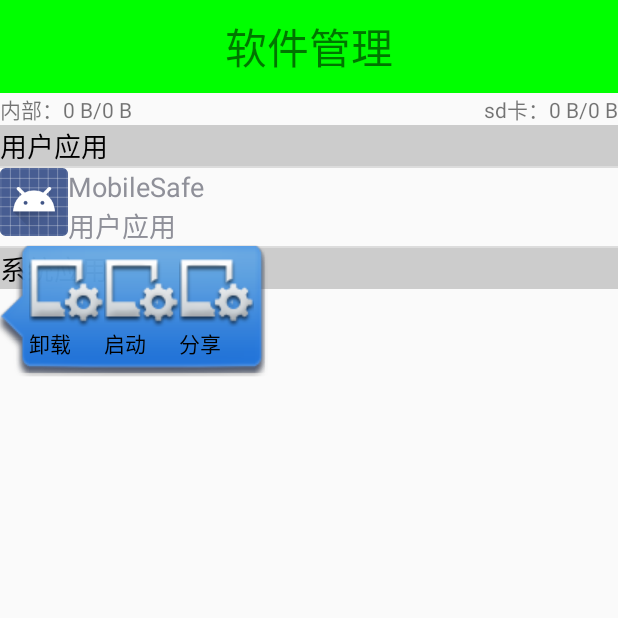
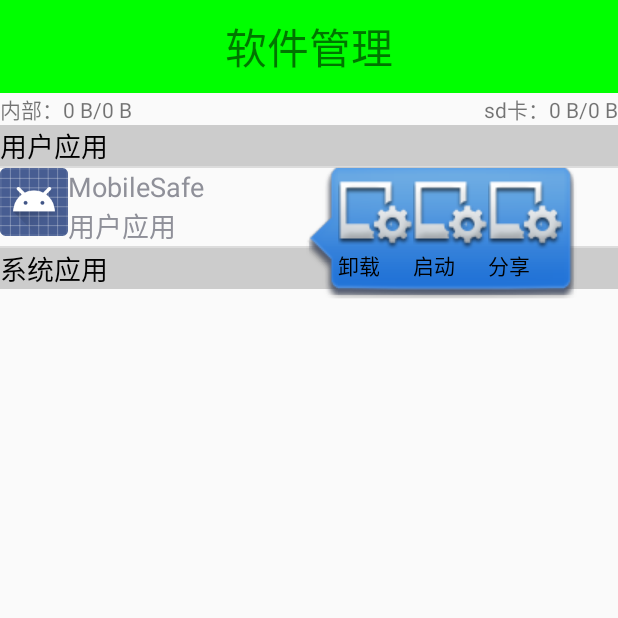
Before and after one commit to trayvon2017/mobileSafe, an Android app: the AppManageActivity screen opened directly, with no data from a screen before it, after a tap on "MobileSafe", on a phone screen of 412 x 824 dp, the top half of it. Run offline under Robolectric (Android 15) with nearby library versions, the phone set to English and light mode, and no system bars.

Commit message:
doing popupWindow

```diff
--- a/app/src/main/java/com/example/dengdeng/mobilesafe/activity/AppManageActivity.java
+++ b/app/src/main/java/com/example/dengdeng/mobilesafe/activity/AppManageActivity.java
@@ -15,6 +15,7 @@ import android.widget.LinearLayout;
 import android.widget.ListAdapter;
 import android.widget.ListView;
 import android.widget.PopupWindow;
+import android.widget.Switch;
 import android.widget.TextView;
 
 import com.example.dengdeng.mobilesafe.R;
@@ -25,7 +26,7 @@ import com.example.dengdeng.mobilesafe.utils.MemUtils;
 import java.util.ArrayList;
 import java.util.List;
 
-public class AppManageActivity extends AppCompatActivity {
+public class AppManageActivity extends AppCompatActivity implements View.OnClickListener{
 
     private List<AppInfo> userApps = new ArrayList<AppInfo>();
     private List<AppInfo> sysApps = new ArrayList<AppInfo>();
@@ -35,6 +36,7 @@ public class AppManageActivity extends AppCompatActivity {
     private Context mContext;
     private MyAppAdapter mAppAdapter;
     private TextView mTv_fixed_title;
+    private TextView tv_popup_uninstall;
 
     @Override
     protected void onCreate(Bundle savedInstanceState) {
@@ -71,16 +73,70 @@ public class AppManageActivity extends AppCompatActivity {
             @Override
             public void onItemClick(AdapterView<?> parent, View view, int position, long id) {
 
-                PopupWindow popupWindow = new PopupWindow(View.inflate(getApplicationContext(),
-                        R.layout.popup_window_layout, null),
-                        LinearLayout.LayoutParams.WRAP_CONTENT,
-                        LinearLayout.LayoutParams.WRAP_CONTENT,
-                        true);
-                popupWindow.setBackgroundDrawable(new ColorDrawable());
-                popupWindow.showAsDropDown(view,0,0);
+                if (position != 0 && position != userApps.size()+1){
+                    AppInfo appInfo = new AppInfo();
+                    if (position<userApps.size()+1){
+                        appInfo = userApps.get(position-1);
+                    }else {
+                        appInfo = sysApps.get(position-userApps.size()-2);
+                    }
+                    popupWindow(view,appInfo);
+                }
             }
         });
     }
+
+    private void popupWindow(View view, AppInfo appinfo) {
+        View popupView = View.inflate(getApplicationContext(),
+                R.layout.popup_window_layout, null);
+        TextView tv_popup_uninstall = (TextView) popupView.findViewById(R.id.tv_popup_uninstall);
+        TextView tv_popup_open = (TextView) popupView.findViewById(R.id.tv_popup_open);
+        TextView tv_popup_share = (TextView) popupView.findViewById(R.id.tv_popup_share);
+        tv_popup_uninstall.setOnClickListener(new View.OnClickListener() {
+            @Override
+            public void onClick(View v) {
+                //卸载
+
+            }
+        });
+        tv_popup_open.setOnClickListener(new View.OnClickListener() {
+            @Override
+            public void onClick(View v) {
+                //打开应用
+            }
+        });
+        tv_popup_share.setOnClickListener(new View.OnClickListener() {
+            @Override
+            public void onClick(View v) {
+                //分享
+            }
+        });
+        PopupWindow popupWindow = new PopupWindow(popupView,
+                LinearLayout.LayoutParams.WRAP_CONTENT,
+                LinearLayout.LayoutParams.WRAP_CONTENT,
+                true);
+        popupWindow.setBackgroundDrawable(new ColorDrawable());
+
+        popupWindow.showAsDropDown(view,view.getWidth()/2,-view.getHeight());
+    }
+
+    @Override
+    public void onClick(View v) {
+        /*switch (v.getId()){
+            case R.id.tv_popup_uninstall:
+
+                break;
+            case R.id.tv_popup_open:
+
+                break;
+            case R.id.tv_popup_share:
+
+                break;
+            default:
+                break;
+        }*/
+    }
+
     class MyAppAdapter extends BaseAdapter{
         private static final int TEXT_VIEW_TYPE = 0;
         private static final int ITEM_TYPE = 1;
--- a/app/src/main/res/layout/popup_window_layout.xml
+++ b/app/src/main/res/layout/popup_window_layout.xml
@@ -6,22 +6,22 @@
     <TextView
         android:textColor="#000"
         android:text="卸载"
-        android:id="@+id/tv_uninstall"
+        android:id="@+id/tv_popup_uninstall"
         android:drawableTop="@drawable/img1"
         android:layout_width="wrap_content"
-        android:layout_height="match_parent" />
+        android:layout_height="wrap_content" />
     <TextView
         android:textColor="#000"
         android:text="启动"
-        android:id="@+id/tv_open"
+        android:id="@+id/tv_popup_open"
         android:drawableTop="@drawable/img1"
         android:layout_width="wrap_content"
-        android:layout_height="match_parent" />
+        android:layout_height="wrap_content" />
     <TextView
         android:textColor="#000"
         android:text="分享"
-        android:id="@+id/tv_share"
+        android:id="@+id/tv_popup_share"
         android:drawableTop="@drawable/img1"
         android:layout_width="wrap_content"
-        android:layout_height="match_parent" />
+        android:layout_height="wrap_content" />
 </LinearLayout>
```
